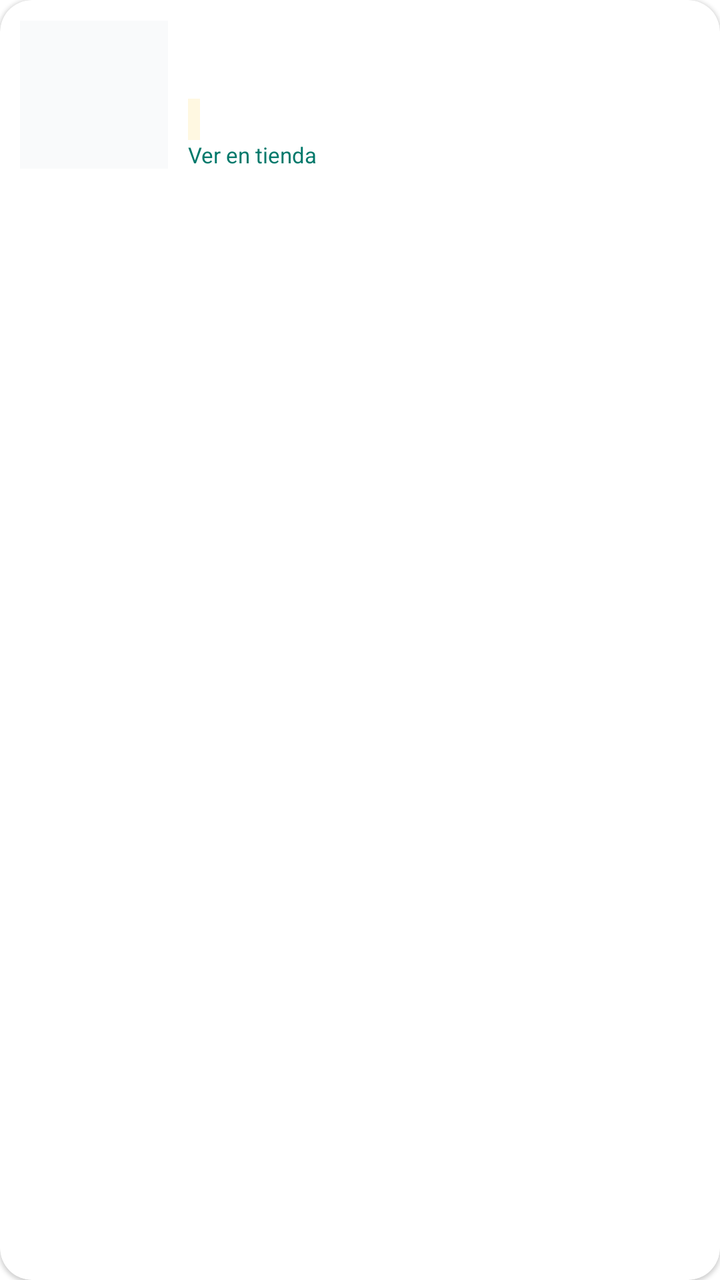
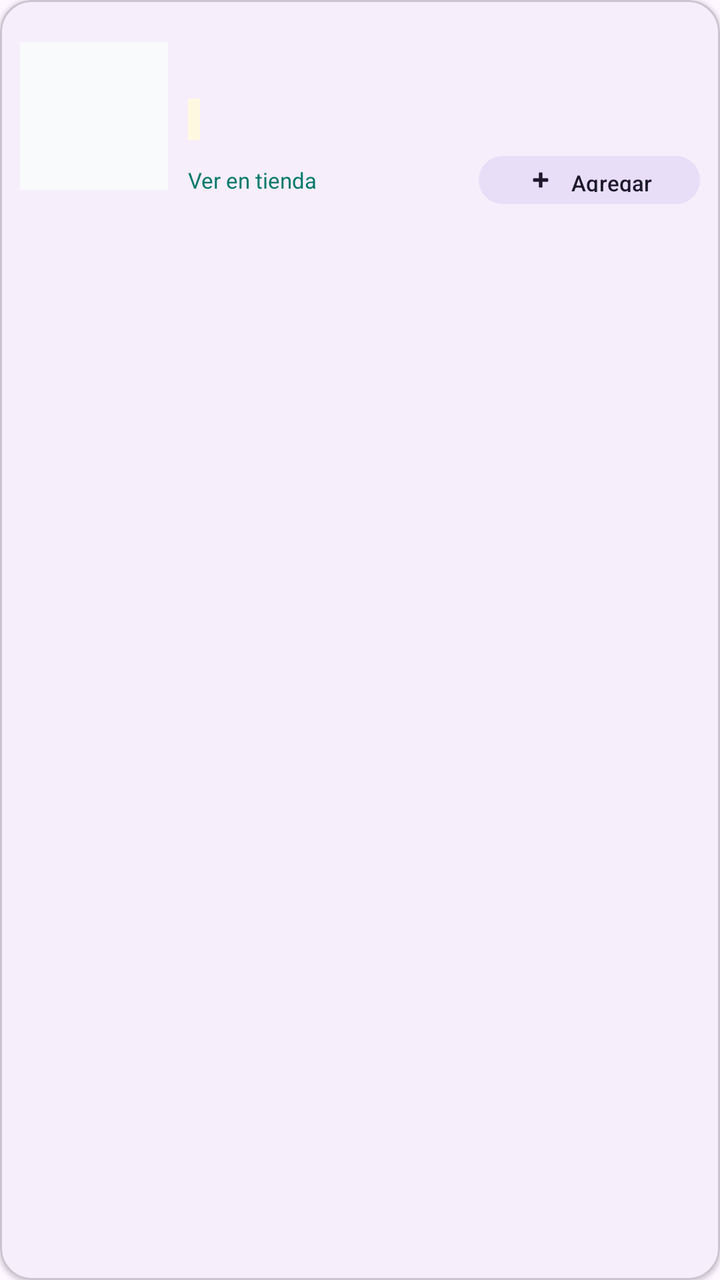

Screens rendered from an Android XML layout before and after an edit, with the pre-edit source and the edit as a unified diff.
<!-- AndroidManifest.xml: application theme Theme.PergaminoPrecios -->
<!-- res/layout/item_producto.xml -->
<?xml version="1.0" encoding="utf-8"?>
<com.google.android.material.card.MaterialCardView xmlns:android="http://schemas.android.com/apk/res/android"
    xmlns:app="http://schemas.android.com/apk/res-auto"
    android:layout_width="match_parent"
    android:layout_height="wrap_content"
    android:layout_marginBottom="10dp"
    app:cardCornerRadius="16dp"
    app:cardElevation="1dp">

    <LinearLayout
        android:layout_width="match_parent"
        android:layout_height="wrap_content"
        android:orientation="horizontal"
        android:padding="10dp"
        android:gravity="center_vertical">

        <ImageView
            android:id="@+id/imgProducto"
            android:layout_width="74dp"
            android:layout_height="74dp"
            android:scaleType="fitCenter"
            android:background="#F9FAFB" />

        <LinearLayout
            android:layout_width="0dp"
            android:layout_weight="1"
            android:layout_height="wrap_content"
            android:orientation="vertical"
            android:paddingStart="10dp">

            <TextView
                android:id="@+id/tvNombre"
                android:layout_width="match_parent"
                android:layout_height="wrap_content"
                android:textSize="13sp"
                android:textStyle="bold"
                android:maxLines="1"
                android:ellipsize="end" />

            <TextView
                android:id="@+id/tvPrecio"
                android:layout_width="wrap_content"
                android:layout_height="wrap_content"
                android:textSize="16sp"
                android:textStyle="bold"
                android:textColor="#00796B" />

            <TextView
                android:id="@+id/tvPromo"
                android:layout_width="wrap_content"
                android:layout_height="wrap_content"
                android:textSize="11sp"
                android:textColor="#6D4C00"
                android:background="#FFF8E1"
                android:padding="3dp" />

            <TextView
                android:id="@+id/tvLink"
                android:layout_width="wrap_content"
                android:layout_height="wrap_content"
                android:text="Ver en tienda"
                android:textSize="11sp"
                android:textColor="#00796B" />
        </LinearLayout>
    </LinearLayout>
</com.google.android.material.card.MaterialCardView>
<!-- resources referenced by this layout -->
<resources>
  <style name="Theme.PergaminoPrecios" parent="Theme.MaterialComponents.Light.NoActionBar">
          <item name="colorPrimary">@color/teal</item>
          <item name="colorPrimaryDark">@color/teal_dark</item>
          <item name="colorAccent">@color/teal</item>
      </style>
  <color name="teal">#00796B</color>
  <color name="teal_dark">#004D40</color>
</resources>

<!-- the commit's change to res/layout/item_producto.xml (unified diff, before → after) -->
@@ -54,13 +54,33 @@
                 android:background="#FFF8E1"
                 android:padding="3dp" />
 
-            <TextView
-                android:id="@+id/tvLink"
-                android:layout_width="wrap_content"
+            <LinearLayout
+                android:layout_width="match_parent"
                 android:layout_height="wrap_content"
-                android:text="Ver en tienda"
-                android:textSize="11sp"
-                android:textColor="#00796B" />
+                android:orientation="horizontal"
+                android:gravity="center_vertical"
+                android:layout_marginTop="4dp">
+
+                <TextView
+                    android:id="@+id/tvLink"
+                    android:layout_width="0dp"
+                    android:layout_weight="1"
+                    android:layout_height="wrap_content"
+                    android:text="Ver en tienda"
+                    android:textSize="11sp"
+                    android:textColor="#00796B" />
+
+                <com.google.android.material.button.MaterialButton
+                    android:id="@+id/btnAgregar"
+                    android:layout_width="wrap_content"
+                    android:layout_height="32dp"
+                    android:text="Agregar"
+                    android:textSize="11sp"
+                    app:icon="@android:drawable/ic_input_add"
+                    app:iconSize="14dp"
+                    app:cornerRadius="12dp"
+                    style="@style/Widget.Material3.Button.TonalButton" />
+            </LinearLayout>
         </LinearLayout>
     </LinearLayout>
 </com.google.android.material.card.MaterialCardView>
<!-- resource entries referenced after the edit -->
@@ -1,11 +1,5 @@
 <!-- resources referenced by this layout -->
 <resources>
-  <style name="Theme.PergaminoPrecios" parent="Theme.MaterialComponents.Light.NoActionBar">
-          <item name="colorPrimary">@color/teal</item>
-          <item name="colorPrimaryDark">@color/teal_dark</item>
-          <item name="colorAccent">@color/teal</item>
-      </style>
-  <color name="teal">#00796B</color>
-  <color name="teal_dark">#004D40</color>
+
 </resources>
 
